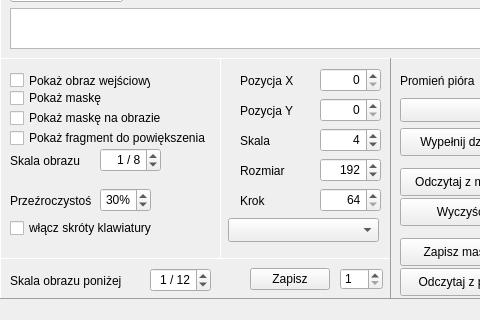
First picture: the form in mainwindow.ui, repository marcinkociolek/SkinLesionMarker, before the edit; both pictures show x 0 to 480 and y 252 to 572 of the 1280 by 720 pixel window.
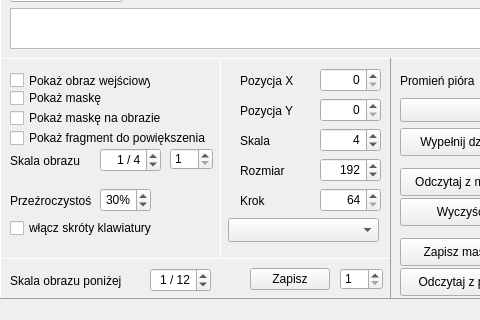
Second picture: the form after the edit. Custom widgets are drawn as their Qt base class.

```diff
--- a/mainwindow.ui
+++ b/mainwindow.ui
@@ -229,7 +229,7 @@
       <number>16</number>
      </property>
      <property name="value">
-      <number>8</number>
+      <number>4</number>
      </property>
     </widget>
     <widget class="QCheckBox" name="checkBoxShowTiffInfo">
@@ -420,6 +420,22 @@
       <string>włącz skróty klawiatury</string>
      </property>
     </widget>
+    <widget class="QSpinBox" name="spinBoxImPartition">
+     <property name="geometry">
+      <rect>
+       <x>170</x>
+       <y>90</y>
+       <width>43</width>
+       <height>22</height>
+      </rect>
+     </property>
+     <property name="minimum">
+      <number>1</number>
+     </property>
+     <property name="maximum">
+      <number>5</number>
+     </property>
+    </widget>
    </widget>
    <widget class="MyImageWidget" name="widgetImage" native="true">
     <property name="geometry">
```
